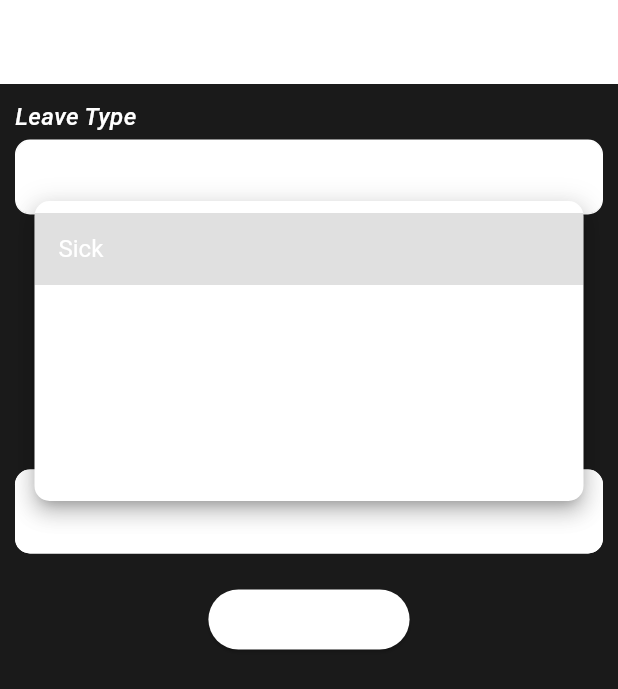
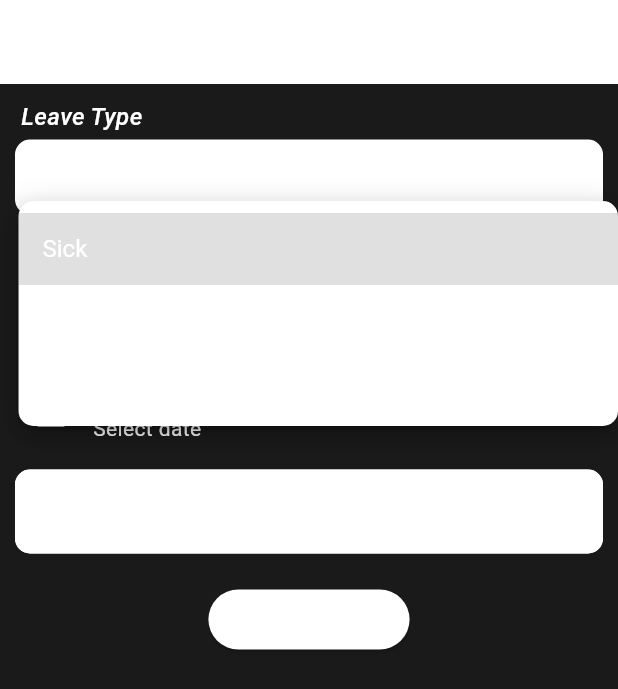
Before and after one commit to AzibNaeem/_Flutter_, a Flutter app: the SubmitLeaveScreen screen opened directly with empty values, after a tap on "Sick", on a phone screen of 412 x 824 dp. Shown: the top 689 px of the screen. Run offline on Flutter 3.47's test engine with Material 3 defaults, Android fonts, the phone set to English and light mode, and no system bars; drawn by our look-alikes of dropdown_button2; our stand-ins replace fl_chart, hive, hive_flutter, shimmer; accounts and stored records are empty.

Commit message:
Fixed "Leaves" screen

```diff
--- a/lib/presentation/screens/submit_leave_screen.dart
+++ b/lib/presentation/screens/submit_leave_screen.dart
@@ -90,23 +90,20 @@ class _SubmitLeaveScreenState extends State<SubmitLeaveScreen> {
           ),
         ),
       ),
-      body: Padding(
+      body: SafeArea(
+        child: SingleChildScrollView(
           padding: const EdgeInsets.all(10),
           child: Form(
             key: _formKey,
             child: Column(
+              crossAxisAlignment: CrossAxisAlignment.start,
               children: [
-              /// ✅ Wrap in full-width container
-              SizedBox(
-                width: double.infinity,
-                child: CustomLeaveTypeDropdown(
+                CustomLeaveTypeDropdown(
                   value: _leaveType,
                   onChanged: (val) => setState(() => _leaveType = val!),
                   textColor: AppColors.primary,
                   labelColor: AppColors.primary,
                 ),
-              ),
-
                 const SizedBox(height: 10),
 
                 DatePickerTile(
@@ -134,13 +131,14 @@ class _SubmitLeaveScreenState extends State<SubmitLeaveScreen> {
                 CustomTextFormField(
                   label: 'Reason',
                   labelColor: AppColors.primary,
-                validator: (val) =>
-                val!.isEmpty ? 'Please provide a reason' : null,
+                  validator: (val) => val!.isEmpty ? 'Please provide a reason' : null,
                   errorColor: AppColors.primary,
                   onChanged: (val) => _reason = val,
                 ),
                 const SizedBox(height: 20),
-              ElevatedButton(
+
+                Center(
+                  child: ElevatedButton(
                     style: ElevatedButton.styleFrom(
                       backgroundColor: AppColors.white,
                       foregroundColor: AppColors.primary,
@@ -151,7 +149,9 @@ class _SubmitLeaveScreenState extends State<SubmitLeaveScreen> {
                       style: TextStyle(color: AppColors.primary),
                     ),
                   ),
+                ),
               ],
+            ),
           ),
         ),
       ),
--- a/lib/presentation/widgets/submit_leave_widgets/dropDown_List.dart
+++ b/lib/presentation/widgets/submit_leave_widgets/dropDown_List.dart
@@ -8,7 +8,7 @@ class CustomLeaveTypeDropdown extends StatelessWidget {
   final ValueChanged<LeaveType?> onChanged;
   final Color? labelColor;
   final Color? textColor;
-  final double? width; // Optional width control
+  final double? width; // optional control from parent
 
   const CustomLeaveTypeDropdown({
     Key? key,
@@ -22,12 +22,13 @@ class CustomLeaveTypeDropdown extends StatelessWidget {
   @override
   Widget build(BuildContext context) {
     final fallbackColor = AppColors.primary;
+    final dropdownWidth = width ?? MediaQuery.of(context).size.width * 0.97;
 
     return Column(
       crossAxisAlignment: CrossAxisAlignment.start,
       children: [
         Padding(
-          padding: const EdgeInsets.only(bottom: 4.0),
+          padding: const EdgeInsets.only(bottom: 4.0, left: 4.0),
           child: Text(
             'Leave Type',
             style: TextStyle(
@@ -39,7 +40,7 @@ class CustomLeaveTypeDropdown extends StatelessWidget {
           ),
         ),
         Container(
-          width: width ?? double.infinity,
+          width: dropdownWidth,
           decoration: BoxDecoration(
             color: AppColors.white,
             borderRadius: BorderRadius.circular(10),
@@ -64,13 +65,13 @@ class CustomLeaveTypeDropdown extends StatelessWidget {
                 );
               }).toList(),
               dropdownStyleData: DropdownStyleData(
-                maxHeight: 200,
-                width: width, // Match dropdown width to container
+                width: dropdownWidth, // Ensures popup matches field
+                maxHeight: 150,
                 decoration: BoxDecoration(
                   color: AppColors.white,
                   borderRadius: BorderRadius.circular(10),
                 ),
-                offset: const Offset(0, 8), // Show dropdown below
+                offset: const Offset(0, 8), // push dropdown below
               ),
               iconStyleData: IconStyleData(
                 icon: Icon(Icons.arrow_drop_down, color: fallbackColor),
```
Lines whose indentation alone changed are shown as unchanged.
